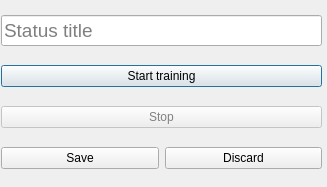
jbenua/Biomeh-BCI, file ui/training.ui: the form before one commit.
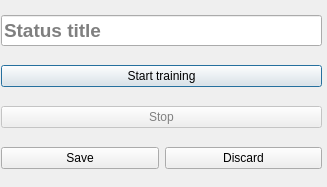
The form after the commit.

What changed in the file:
```diff
--- a/ui/training.ui
+++ b/ui/training.ui
@@ -28,6 +28,8 @@
       <property name="font">
        <font>
         <pointsize>14</pointsize>
+        <weight>75</weight>
+        <bold>true</bold>
        </font>
       </property>
       <property name="placeholderText">
```
Left out of the diff: 13 changed lines with no effect on the pictures.
